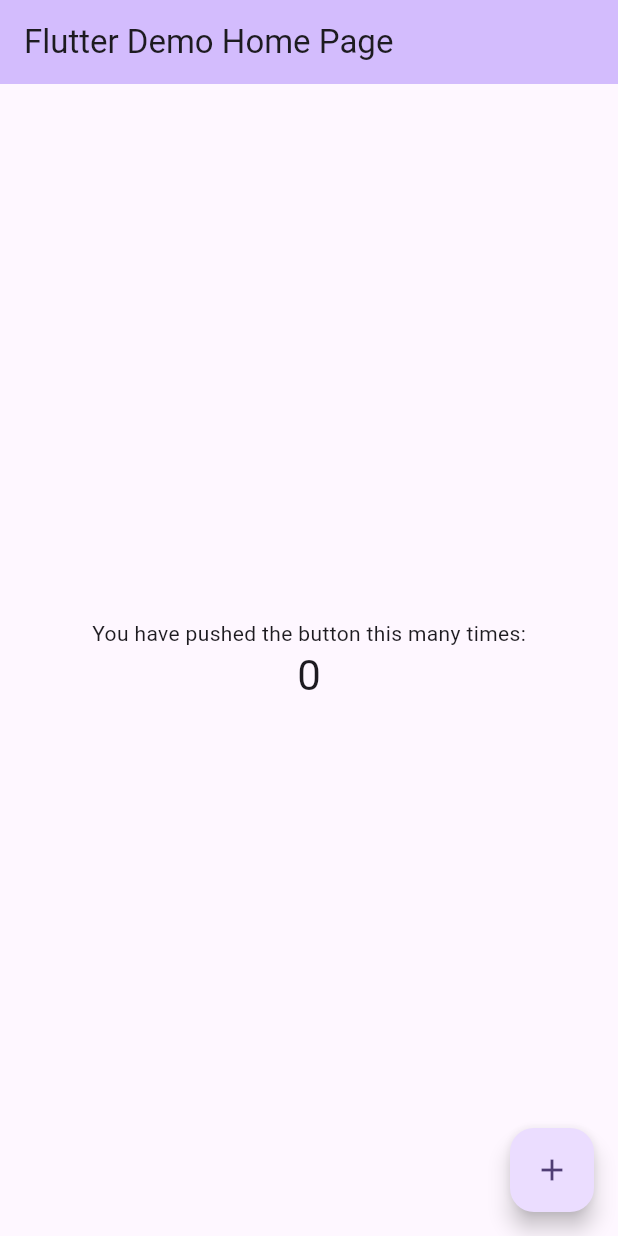
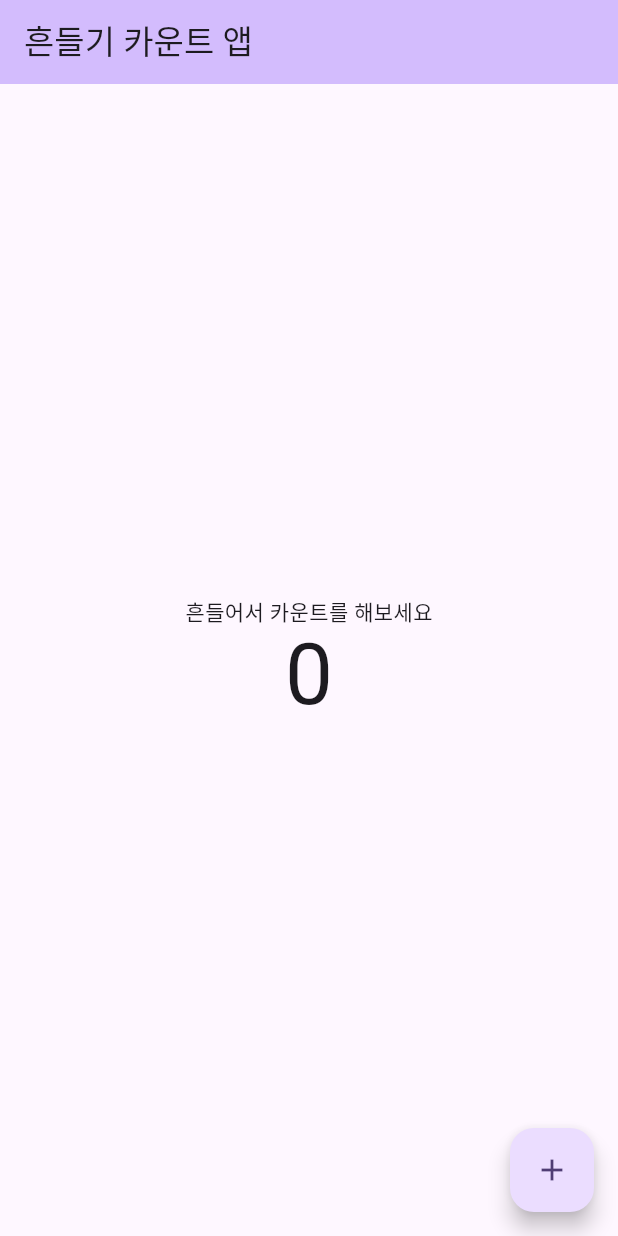
Before and after one commit to seongukHEO/FastCampusFlutterCount, a Flutter app: the screen it shows after launch, on a phone screen of 412 x 824 dp. Run offline on Flutter 3.47's test engine with Material 3 defaults, Android fonts, the phone set to English and light mode, and no system bars.

Commit message:
feat : 이름 바꾸기

```diff
--- a/lib/main.dart
+++ b/lib/main.dart
@@ -31,7 +31,7 @@
         colorScheme: ColorScheme.fromSeed(seedColor: Colors.deepPurple),
         useMaterial3: true,
       ),
-      home: const MyHomePage(title: 'Flutter Demo Home Page'),
+      home: const MyHomePage(title: '흔들기 카운트 앱'),
     );
   }
 }
@@ -106,11 +106,11 @@
           mainAxisAlignment: MainAxisAlignment.center,
           children: <Widget>[
             const Text(
-              'You have pushed the button this many times:',
+              '흔들어서 카운트를 해보세요',
             ),
             Text(
               '$_counter',
-              style: Theme.of(context).textTheme.headlineMedium,
+              style: Theme.of(context).textTheme.displayLarge,
             ),
           ],
         ),
```
